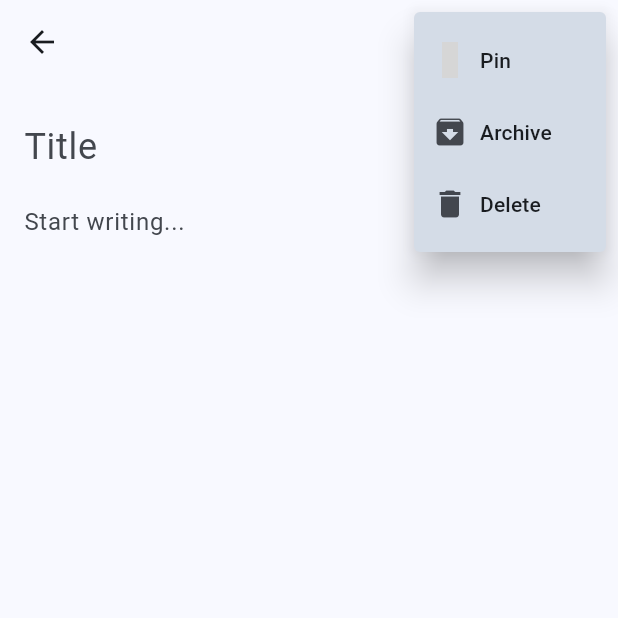
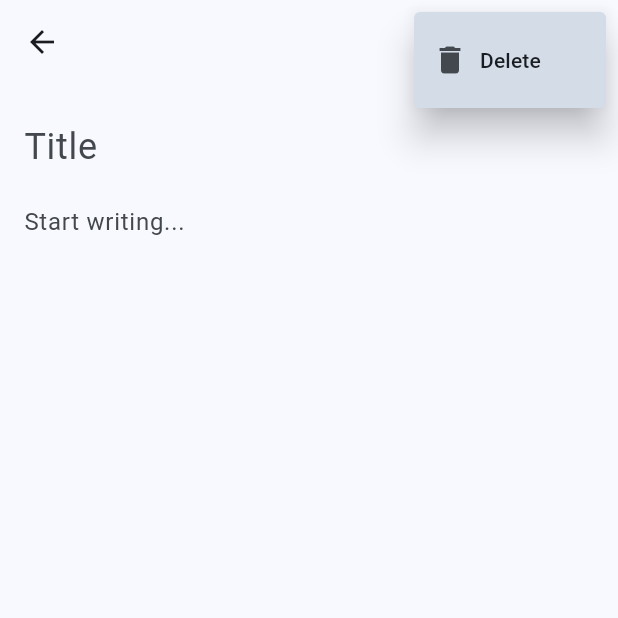
Before and after one commit to vyacheslavbytsko/beshence_notes, a Flutter app: the NoteScreen screen opened directly with empty values, after a tap on the "more vert" icon, on a phone screen of 412 x 824 dp, the top half of it. Run offline on Flutter 3.47's test engine with Material 3 defaults, Android fonts, the phone set to English and light mode, and no system bars; drawn by our look-alikes of dynamic_color; our stand-ins replace go_router, hive_ce, hive_ce_flutter, material_symbols_icons; missing offline and left inert: beshence_sdk_flutter; accounts and stored records are empty; grey boxes are pictures that could not be loaded.

Commit message:
remove not working code

```diff
--- a/lib/screens/note.dart
+++ b/lib/screens/note.dart
@@ -117,30 +117,6 @@ class _NoteScreenState extends State<NoteScreen> {
                 itemBuilder: (BuildContext context) {
                   return [
                     PopupMenuItem(
-                      onTap: () => context.push("/pin"),
-                      child: Row(
-                        children: [
-                          Icon(Symbols.keep, fill: 1,),
-                          SizedBox(
-                            width: 8,
-                          ),
-                          Text("Pin")
-                        ],
-                      ),
-                    ),
-                    PopupMenuItem(
-                      onTap: () => context.push("/archive"),
-                      child: Row(
-                        children: [
-                          Icon(Icons.archive,),
-                          SizedBox(
-                            width: 8,
-                          ),
-                          Text("Archive")
-                        ],
-                      ),
-                    ),
-                    PopupMenuItem(
                       onTap: () {
                         /*DeleteNoteEvent event = DeleteNoteEvent(
                             noteId: widget.note.id,
```
